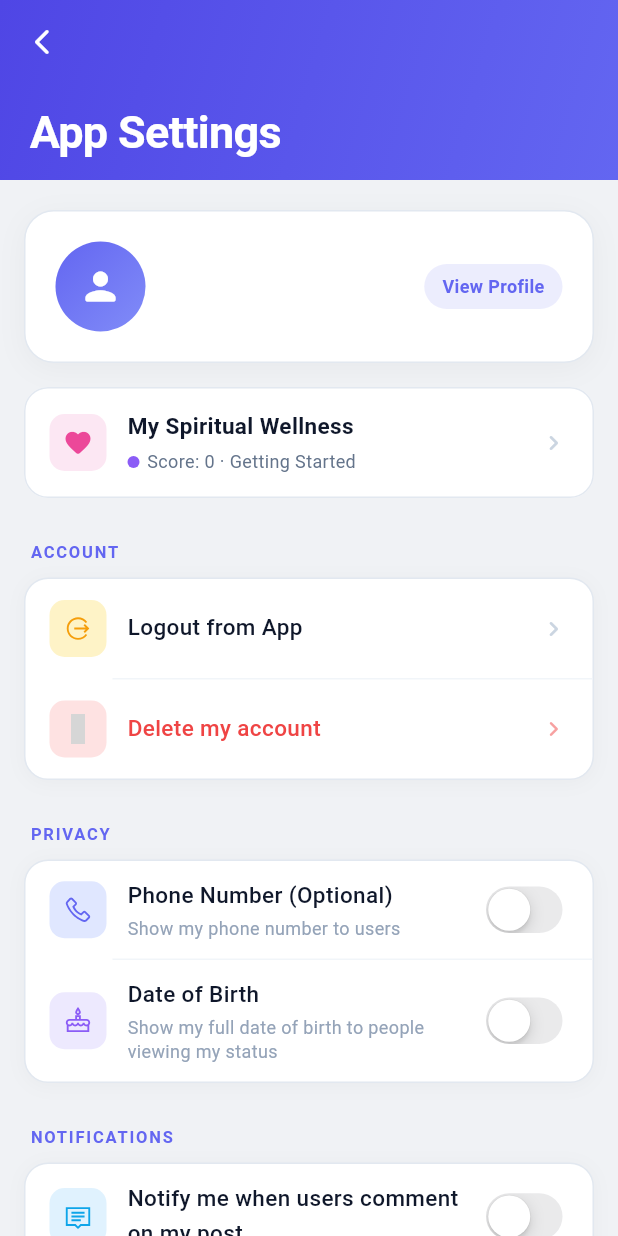
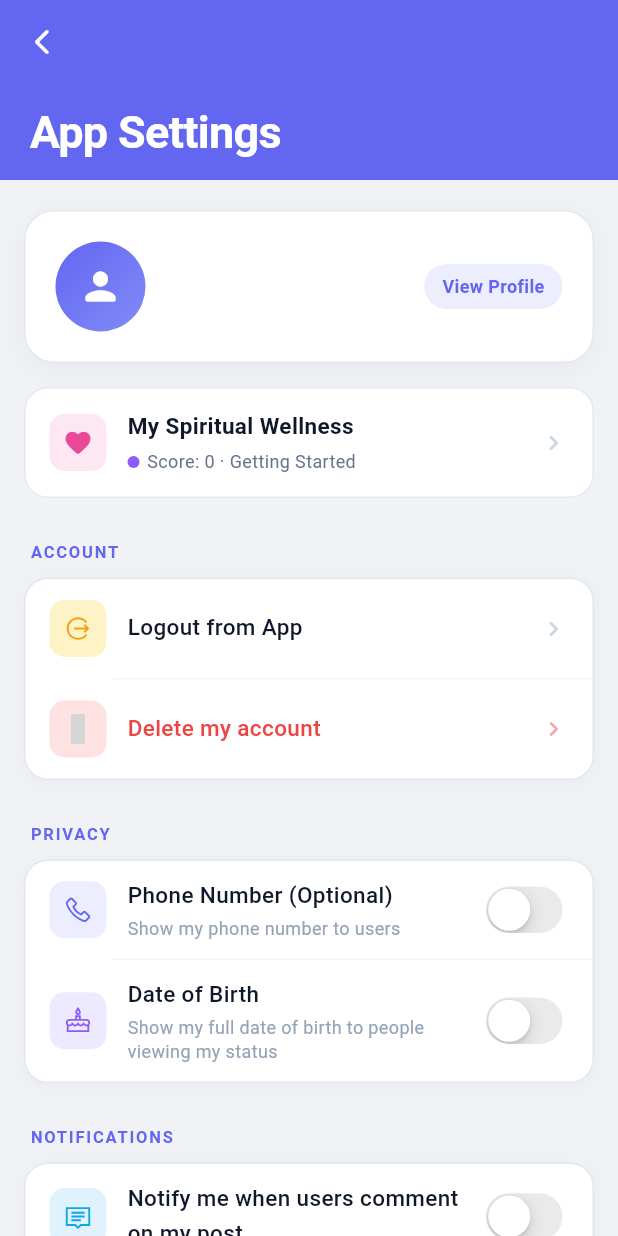
Before and after one commit to Innovatyou/mfmlekkimobileapp, a Flutter app: the SettingsPage screen opened by its route, on a phone screen of 412 x 824 dp. Run offline on Flutter 3.47's test engine with Material 3 defaults, Android fonts, the phone set to English and light mode, and no system bars; drawn by our look-alikes of pull_to_refresh; our stand-ins replace badges, better_player_plus, cached_network_image, chewie, dio, event_bus and 25 more; missing offline and left inert: clipboard, floating, flutter_material_color_picker, flutter_quill, flutter_web_browser, gallery_image_viewer and 4 more; accounts and stored records are empty; network calls fail; project files that could hold a hidden picture were left out; key blocks and very long unbroken strings in the code were emptied for the run; grey boxes are pictures that could not be loaded.

Commit message:
Apply primary color to app settings

```diff
--- a/lib/screens/SettingsPage.dart
+++ b/lib/screens/SettingsPage.dart
@@ -194,6 +194,10 @@ class _SettingsPageState extends State<SettingsPage> {
       'mobile_background_color',
       const Color(0xFFF1F4F9),
     );
+    final primary = dashModel.brandingColor(
+      'mobile_primary_color',
+      MyColors.mainC0lor,
+    );
 
     return Scaffold(
       backgroundColor: background,
@@ -253,8 +257,8 @@ class _SettingsPageState extends State<SettingsPage> {
                       children: [
                         _SwitchTile(
                           icon: LineAwesomeIcons.phone,
-                          iconColor: const Color(0xFF6366f1),
-                          iconBg: const Color(0xFFe0e7ff),
+                          iconColor: primary,
+                          iconBg: primary.withValues(alpha: 0.12),
                           title: t.phonenumber,
                           subtitle: t.showmyphonenumber,
                           value: phoneSwitch,
@@ -326,8 +330,8 @@ class _SettingsPageState extends State<SettingsPage> {
                     children: [
                       _SwitchTile(
                         icon: LineAwesomeIcons.bible,
-                        iconColor: const Color(0xFF6366f1),
-                        iconBg: const Color(0xFFe0e7ff),
+                        iconColor: primary,
+                        iconBg: primary.withValues(alpha: 0.12),
                         title: t.youversionbible.trim().isEmpty
                             ? 'You version Bible Reader'
                             : t.youversionbible,
@@ -359,8 +363,8 @@ class _SettingsPageState extends State<SettingsPage> {
                         ),
                       _SettingsTile(
                         icon: LineAwesomeIcons.tags,
-                        iconColor: const Color(0xFF6366f1),
-                        iconBg: const Color(0xFFe0e7ff),
+                        iconColor: primary,
+                        iconBg: primary.withValues(alpha: 0.12),
                         title: t.terms,
                         onTap: () => Utility.openBrowserTab(
                           ApiUrl.TERMS,
@@ -430,10 +434,6 @@ class _SettingsPageState extends State<SettingsPage> {
       'mobile_primary_color',
       MyColors.mainC0lor,
     );
-    final header = dashboard.brandingColor(
-      'mobile_header_color',
-      MyColors.primaryDark,
-    );
     return SliverAppBar(
       expandedHeight: 120,
       pinned: true,
@@ -450,15 +450,7 @@ class _SettingsPageState extends State<SettingsPage> {
             letterSpacing: -0.3,
           ),
         ),
-        background: Container(
-          decoration: BoxDecoration(
-            gradient: LinearGradient(
-              colors: [header, primary],
-              begin: Alignment.topLeft,
-              end: Alignment.bottomRight,
-            ),
-          ),
-        ),
+        background: ColoredBox(color: primary),
       ),
       leading: IconButton(
         icon: const Icon(
@@ -788,6 +780,9 @@ class _SwitchTile extends StatelessWidget {
 
   @override
   Widget build(BuildContext context) {
+    final primary = Provider.of<DashboardModel>(
+      context,
+    ).brandingColor('mobile_primary_color', MyColors.mainC0lor);
     return Column(
       children: [
         Padding(
@@ -825,7 +820,7 @@ class _SwitchTile extends StatelessWidget {
               const SizedBox(width: 8),
               CupertinoSwitch(
                 value: value,
-                activeTrackColor: MyColors.primary,
+                activeTrackColor: primary,
                 onChanged: onChanged,
               ),
             ],
```
